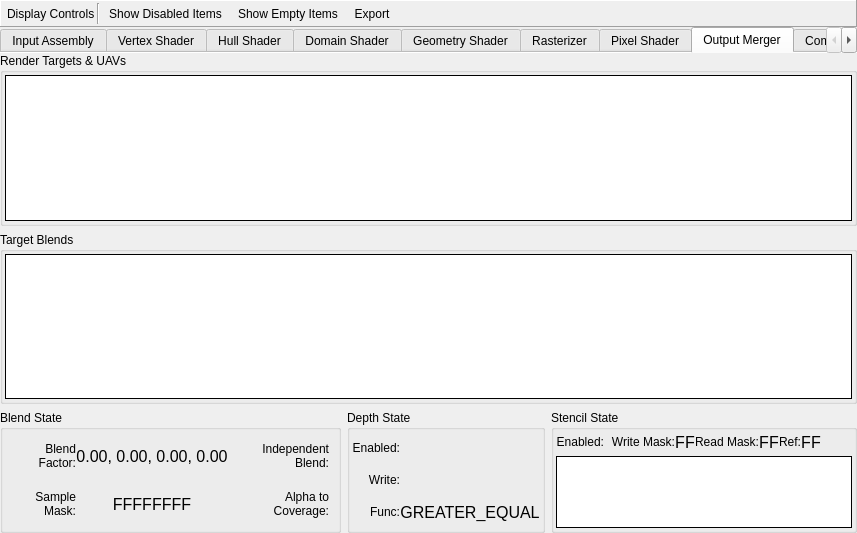
Before: the Qt Designer form qrenderdoc/Windows/PipelineState/D3D11PipelineStateViewer.ui in baldurk/renderdoc, drawn with Qt 5.
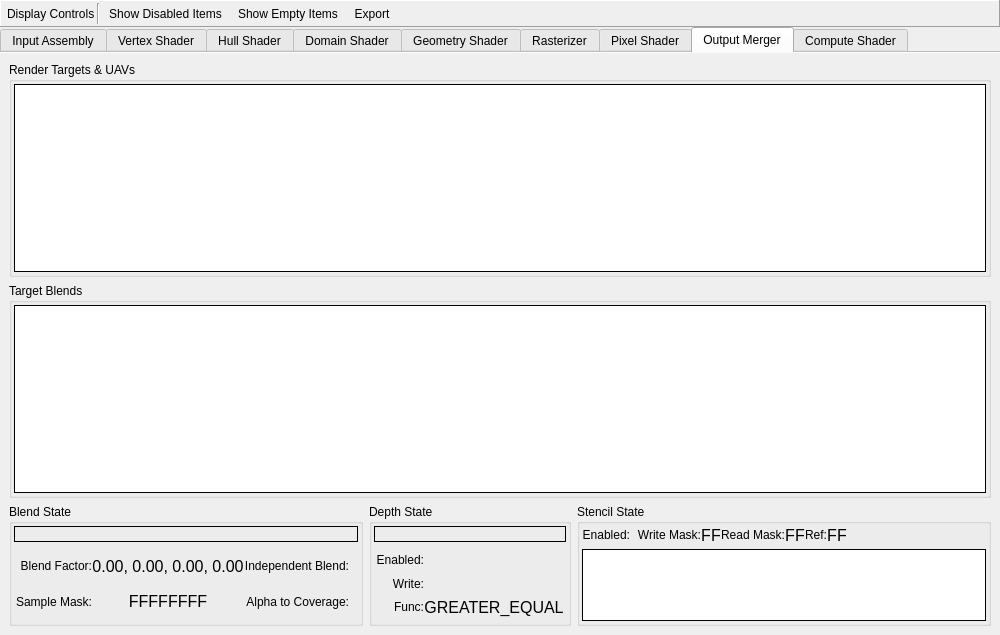
After: the same form once the commit is applied. The open tabs and pages were chosen to show the change. Icons and pictures are not drawn. Custom widgets are drawn as their Qt base class.

Commit message:
Add extra elements to pipeline viewer to display hidden state objects
* For example state objects on D3D11, or render pass on Vulkan.
* These are all properly resource-linked.

The edit to the form file:
```diff
--- a/qrenderdoc/Windows/PipelineState/D3D11PipelineStateViewer.ui
+++ b/qrenderdoc/Windows/PipelineState/D3D11PipelineStateViewer.ui
@@ -6,8 +6,8 @@
    <rect>
     <x>0</x>
     <y>0</y>
-    <width>857</width>
-    <height>533</height>
+    <width>1000</width>
+    <height>635</height>
    </rect>
   </property>
   <layout class="QVBoxLayout" name="verticalLayout">
@@ -3129,23 +3129,11 @@
            <rect>
             <x>0</x>
             <y>0</y>
-            <width>857</width>
-            <height>478</height>
+            <width>1000</width>
+            <height>576</height>
            </rect>
           </property>
-          <layout class="QGridLayout" name="gridLayout_6">
-           <property name="leftMargin">
-            <number>0</number>
-           </property>
-           <property name="topMargin">
-            <number>0</number>
-           </property>
-           <property name="rightMargin">
-            <number>0</number>
-           </property>
-           <property name="bottomMargin">
-            <number>0</number>
-           </property>
+          <layout class="QGridLayout" name="gridLayout_9">
            <item row="0" column="0" colspan="3">
             <widget class="QGroupBox" name="outputsGroup">
              <property name="sizePolicy">
@@ -3282,6 +3270,23 @@
              <property name="title">
               <string>Blend State</string>
              </property>
+             <layout class="QGridLayout" name="gridLayout_8">
+              <property name="leftMargin">
+               <number>2</number>
+              </property>
+              <property name="topMargin">
+               <number>2</number>
+              </property>
+              <property name="rightMargin">
+               <number>2</number>
+              </property>
+              <property name="bottomMargin">
+               <number>2</number>
+              </property>
+              <property name="spacing">
+               <number>4</number>
+              </property>
+              <item row="1" column="0" colspan="2">
              <layout class="QGridLayout" name="blendStateGridLayout">
               <property name="leftMargin">
                <number>2</number>
@@ -3419,6 +3424,24 @@
                </widget>
               </item>
              </layout>
+              </item>
+              <item row="0" column="0" colspan="2">
+               <widget class="RDLabel" name="blendState">
+                <property name="sizePolicy">
+                 <sizepolicy hsizetype="Preferred" vsizetype="Fixed">
+                  <horstretch>0</horstretch>
+                  <verstretch>0</verstretch>
+                 </sizepolicy>
+                </property>
+                <property name="frameShape">
+                 <enum>QFrame::Box</enum>
+                </property>
+                <property name="margin">
+                 <number>4</number>
+                </property>
+               </widget>
+              </item>
+             </layout>
             </widget>
            </item>
            <item row="2" column="1">
@@ -3432,6 +3455,23 @@
              <property name="title">
               <string>Depth State</string>
              </property>
+             <layout class="QGridLayout" name="gridLayout_6">
+              <property name="leftMargin">
+               <number>2</number>
+              </property>
+              <property name="topMargin">
+               <number>2</number>
+              </property>
+              <property name="rightMargin">
+               <number>2</number>
+              </property>
+              <property name="bottomMargin">
+               <number>2</number>
+              </property>
+              <property name="spacing">
+               <number>4</number>
+              </property>
+              <item row="1" column="0" colspan="2">
              <layout class="QGridLayout" name="depthStateGridLayout">
               <property name="leftMargin">
                <number>2</number>
@@ -3529,6 +3569,24 @@
                </widget>
               </item>
              </layout>
+              </item>
+              <item row="0" column="0" colspan="2">
+               <widget class="RDLabel" name="depthState">
+                <property name="sizePolicy">
+                 <sizepolicy hsizetype="MinimumExpanding" vsizetype="Fixed">
+                  <horstretch>0</horstretch>
+                  <verstretch>0</verstretch>
+                 </sizepolicy>
+                </property>
+                <property name="frameShape">
+                 <enum>QFrame::Box</enum>
+                </property>
+                <property name="margin">
+                 <number>4</number>
+                </property>
+               </widget>
+              </item>
+             </layout>
             </widget>
            </item>
            <item row="2" column="2">
@@ -3565,6 +3623,12 @@
                <layout class="QHBoxLayout" name="horizontalLayout_15">
                 <item>
                  <widget class="QLabel" name="stencilEnabledLabel">
+                  <property name="sizePolicy">
+                   <sizepolicy hsizetype="Preferred" vsizetype="Fixed">
+                    <horstretch>0</horstretch>
+                    <verstretch>0</verstretch>
+                   </sizepolicy>
+                  </property>
                   <property name="text">
                    <string>Enabled:</string>
                   </property>
@@ -3575,6 +3639,12 @@
                 </item>
                 <item>
                  <widget class="QLabel" name="stencilEnabled">
+                  <property name="sizePolicy">
+                   <sizepolicy hsizetype="Preferred" vsizetype="Fixed">
+                    <horstretch>0</horstretch>
+                    <verstretch>0</verstretch>
+                   </sizepolicy>
+                  </property>
                   <property name="text">
                    <string/>
                   </property>
@@ -3591,6 +3661,12 @@
                 </item>
                 <item>
                  <widget class="QLabel" name="stencilWriteMaskLabel">
+                  <property name="sizePolicy">
+                   <sizepolicy hsizetype="Preferred" vsizetype="Fixed">
+                    <horstretch>0</horstretch>
+                    <verstretch>0</verstretch>
+                   </sizepolicy>
+                  </property>
                   <property name="text">
                    <string>Write Mask:</string>
                   </property>
@@ -3601,6 +3677,12 @@
                 </item>
                 <item>
                  <widget class="QLabel" name="stencilWriteMask">
+                  <property name="sizePolicy">
+                   <sizepolicy hsizetype="Preferred" vsizetype="Fixed">
+                    <horstretch>0</horstretch>
+                    <verstretch>0</verstretch>
+                   </sizepolicy>
+                  </property>
                   <property name="font">
                    <font>
                     <pointsize>12</pointsize>
@@ -3619,6 +3701,12 @@
                 </item>
                 <item>
                  <widget class="QLabel" name="stenciReadMaskLabel">
+                  <property name="sizePolicy">
+                   <sizepolicy hsizetype="Preferred" vsizetype="Fixed">
+                    <horstretch>0</horstretch>
+                    <verstretch>0</verstretch>
+                   </sizepolicy>
+                  </property>
                   <property name="text">
                    <string>Read Mask:</string>
                   </property>
@@ -3629,6 +3717,12 @@
                 </item>
                 <item>
                  <widget class="QLabel" name="stencilReadMask">
+                  <property name="sizePolicy">
+                   <sizepolicy hsizetype="Preferred" vsizetype="Fixed">
+                    <horstretch>0</horstretch>
+                    <verstretch>0</verstretch>
+                   </sizepolicy>
+                  </property>
                   <property name="font">
                    <font>
                     <pointsize>12</pointsize>
@@ -3647,6 +3741,12 @@
                 </item>
                 <item>
                  <widget class="QLabel" name="stenciRefLabel">
+                  <property name="sizePolicy">
+                   <sizepolicy hsizetype="Preferred" vsizetype="Fixed">
+                    <horstretch>0</horstretch>
+                    <verstretch>0</verstretch>
+                   </sizepolicy>
+                  </property>
                   <property name="text">
                    <string>Ref:</string>
                   </property>
@@ -3657,6 +3757,12 @@
                 </item>
                 <item>
                  <widget class="QLabel" name="stencilRef">
+                  <property name="sizePolicy">
+                   <sizepolicy hsizetype="Preferred" vsizetype="Fixed">
+                    <horstretch>0</horstretch>
+                    <verstretch>0</verstretch>
+                   </sizepolicy>
+                  </property>
                   <property name="font">
                    <font>
                     <pointsize>12</pointsize>
@@ -3680,8 +3786,8 @@
                   </property>
                   <property name="sizeHint" stdset="0">
                    <size>
-                    <width>40</width>
-                    <height>20</height>
+                    <width>0</width>
+                    <height>0</height>
                    </size>
                   </property>
                  </spacer>
```
Left out of the diff: 985 changed lines with no effect on the pictures. Lines whose indentation alone changed are shown as unchanged. The commit also changes 11 other files.
